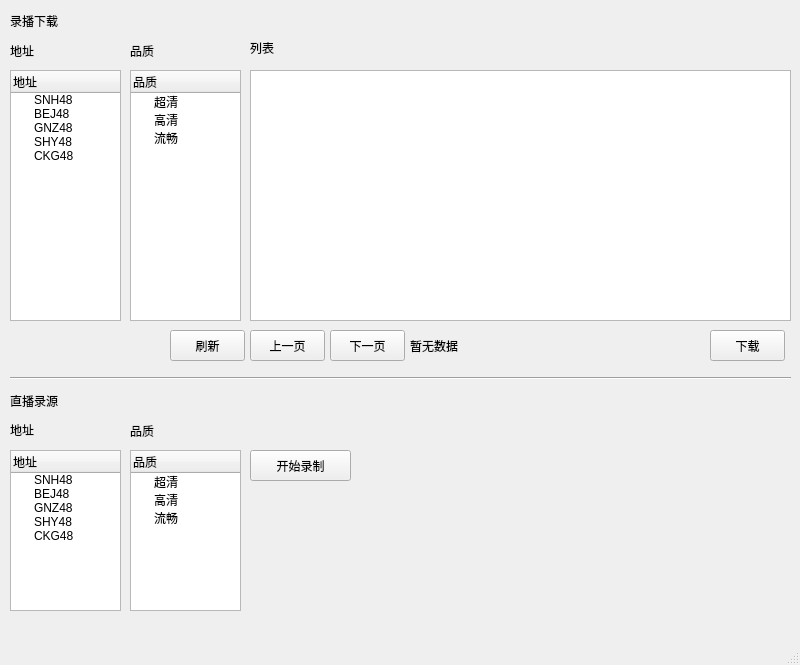
Qt form ui/window.ui (duan602728596/48HistoryVideoDownload) before a commit.
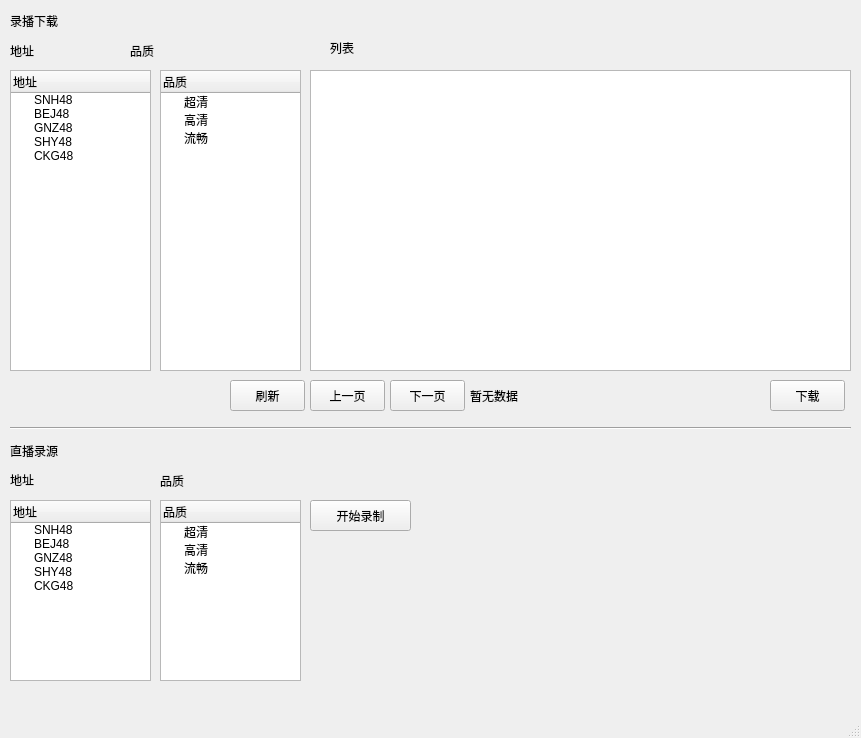
The same form after that commit.

Commit message: 调整ui

```diff
--- a/ui/window.ui
+++ b/ui/window.ui
@@ -6,8 +6,8 @@
    <rect>
     <x>0</x>
     <y>0</y>
-    <width>800</width>
-    <height>665</height>
+    <width>861</width>
+    <height>738</height>
    </rect>
   </property>
   <property name="windowTitle">
@@ -32,8 +32,8 @@
      <rect>
       <x>10</x>
       <y>70</y>
-      <width>111</width>
-      <height>251</height>
+      <width>141</width>
+      <height>301</height>
      </rect>
     </property>
     <column>
@@ -83,7 +83,7 @@
    <widget class="QLabel" name="label_3">
     <property name="geometry">
      <rect>
-      <x>250</x>
+      <x>330</x>
       <y>40</y>
       <width>54</width>
       <height>16</height>
@@ -96,10 +96,10 @@
    <widget class="QTreeWidget" name="quality">
     <property name="geometry">
      <rect>
-      <x>130</x>
+      <x>160</x>
       <y>70</y>
-      <width>111</width>
-      <height>251</height>
+      <width>141</width>
+      <height>301</height>
      </rect>
     </property>
     <column>
@@ -126,18 +126,18 @@
    <widget class="QListWidget" name="videoList">
     <property name="geometry">
      <rect>
-      <x>250</x>
+      <x>310</x>
       <y>70</y>
       <width>541</width>
-      <height>251</height>
+      <height>301</height>
      </rect>
     </property>
    </widget>
    <widget class="QLabel" name="page">
     <property name="geometry">
      <rect>
-      <x>410</x>
-      <y>330</y>
+      <x>470</x>
+      <y>380</y>
       <width>291</width>
       <height>31</height>
      </rect>
@@ -149,8 +149,8 @@
    <widget class="QPushButton" name="prev_btn">
     <property name="geometry">
      <rect>
-      <x>250</x>
-      <y>330</y>
+      <x>310</x>
+      <y>380</y>
       <width>75</width>
       <height>31</height>
      </rect>
@@ -162,8 +162,8 @@
    <widget class="QPushButton" name="next_btn">
     <property name="geometry">
      <rect>
-      <x>330</x>
-      <y>330</y>
+      <x>390</x>
+      <y>380</y>
       <width>75</width>
       <height>31</height>
      </rect>
@@ -175,8 +175,8 @@
    <widget class="QPushButton" name="download">
     <property name="geometry">
      <rect>
-      <x>710</x>
-      <y>330</y>
+      <x>770</x>
+      <y>380</y>
       <width>75</width>
       <height>31</height>
      </rect>
@@ -189,8 +189,8 @@
     <property name="geometry">
      <rect>
       <x>10</x>
-      <y>370</y>
-      <width>781</width>
+      <y>420</y>
+      <width>841</width>
       <height>16</height>
      </rect>
     </property>
@@ -201,8 +201,8 @@
    <widget class="QPushButton" name="refresh">
     <property name="geometry">
      <rect>
-      <x>170</x>
-      <y>330</y>
+      <x>230</x>
+      <y>380</y>
       <width>75</width>
       <height>31</height>
      </rect>
@@ -228,7 +228,7 @@
     <property name="geometry">
      <rect>
       <x>10</x>
-      <y>390</y>
+      <y>440</y>
       <width>81</width>
       <height>21</height>
      </rect>
@@ -241,7 +241,7 @@
     <property name="geometry">
      <rect>
       <x>10</x>
-      <y>420</y>
+      <y>470</y>
       <width>54</width>
       <height>20</height>
      </rect>
@@ -254,9 +254,9 @@
     <property name="geometry">
      <rect>
       <x>10</x>
-      <y>450</y>
-      <width>111</width>
-      <height>161</height>
+      <y>500</y>
+      <width>141</width>
+      <height>181</height>
      </rect>
     </property>
     <column>
@@ -293,8 +293,8 @@
    <widget class="QLabel" name="label_7">
     <property name="geometry">
      <rect>
-      <x>130</x>
-      <y>420</y>
+      <x>160</x>
+      <y>470</y>
       <width>54</width>
       <height>21</height>
      </rect>
@@ -306,10 +306,10 @@
    <widget class="QTreeWidget" name="quality_inLive">
     <property name="geometry">
      <rect>
-      <x>130</x>
-      <y>450</y>
-      <width>111</width>
-      <height>161</height>
+      <x>160</x>
+      <y>500</y>
+      <width>141</width>
+      <height>181</height>
      </rect>
     </property>
     <column>
@@ -336,8 +336,8 @@
    <widget class="QPushButton" name="recording">
     <property name="geometry">
      <rect>
-      <x>250</x>
-      <y>450</y>
+      <x>310</x>
+      <y>500</y>
       <width>101</width>
       <height>31</height>
      </rect>
@@ -349,8 +349,8 @@
    <widget class="QLabel" name="infor_inLive">
     <property name="geometry">
      <rect>
-      <x>260</x>
-      <y>490</y>
+      <x>310</x>
+      <y>540</y>
       <width>151</width>
       <height>31</height>
      </rect>
```
Left out of the diff: 2 changed lines with no effect on the pictures.
